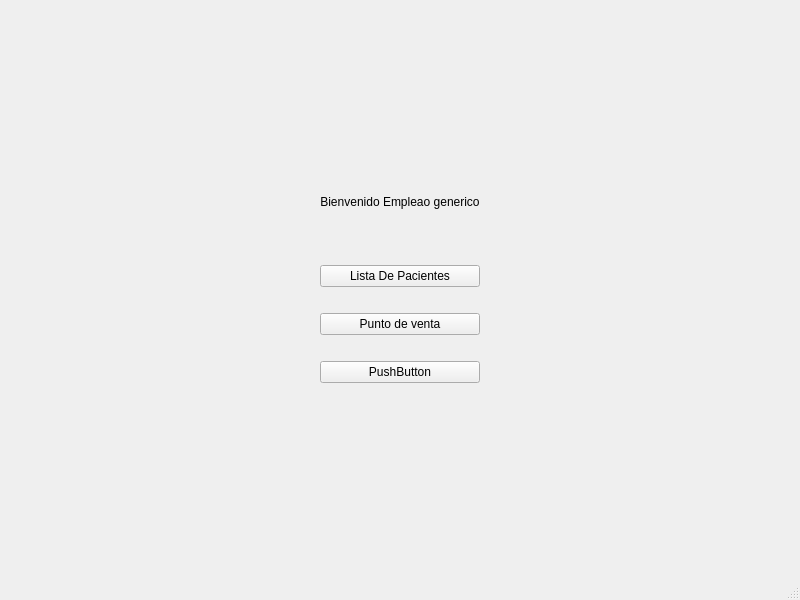
Matapuercos666/Optica_Jardines, file OPTICA/Empleados.ui: the form before one commit.
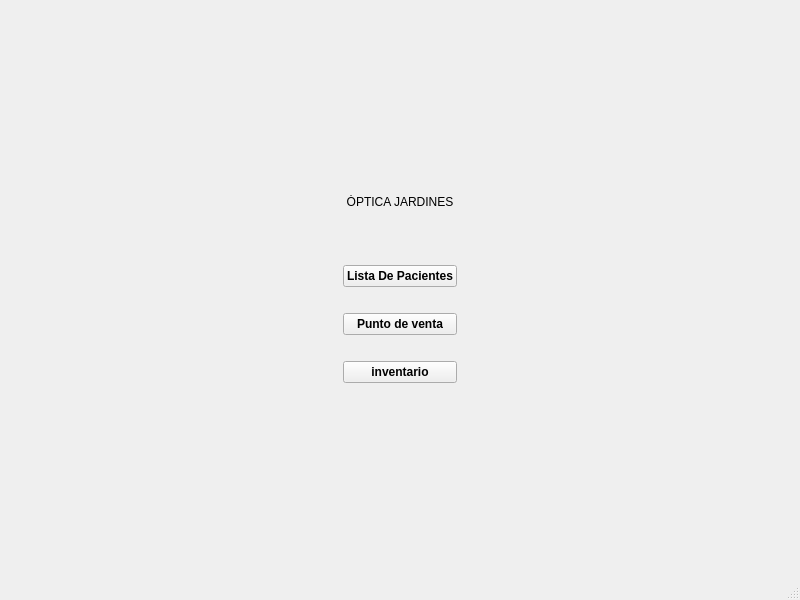
The form after the commit.

Commit message: Se empiezan a cambiar los estilos a la interfaz

Patch:
```diff
--- a/OPTICA/Empleados.ui
+++ b/OPTICA/Empleados.ui
@@ -34,7 +34,7 @@
     <item row="1" column="1">
      <widget class="QLabel" name="label">
       <property name="text">
-       <string>Bienvenido Empleao generico</string>
+       <string>ÓPTICA JARDINES</string>
       </property>
       <property name="alignment">
        <set>Qt::AlignmentFlag::AlignBottom|Qt::AlignmentFlag::AlignHCenter</set>
@@ -77,6 +77,12 @@
      <layout class="QVBoxLayout" name="verticalLayout">
       <item>
        <widget class="QPushButton" name="pushButton">
+        <property name="font">
+         <font>
+          <family>Arial</family>
+          <bold>true</bold>
+         </font>
+        </property>
         <property name="text">
          <string>Lista De Pacientes</string>
         </property>
@@ -120,8 +126,14 @@
      <layout class="QVBoxLayout" name="verticalLayout_3">
       <item>
        <widget class="QPushButton" name="pushButton_3">
+        <property name="font">
+         <font>
+          <family>Arial</family>
+          <bold>true</bold>
+         </font>
+        </property>
         <property name="text">
-         <string>PushButton</string>
+         <string>inventario</string>
         </property>
        </widget>
       </item>
@@ -131,6 +143,12 @@
      <layout class="QVBoxLayout" name="verticalLayout_2">
       <item>
        <widget class="QPushButton" name="pushButton_2">
+        <property name="font">
+         <font>
+          <family>Arial</family>
+          <bold>true</bold>
+         </font>
+        </property>
         <property name="text">
          <string>Punto de venta</string>
         </property>
```
Left out of the diff: 2 changed lines with no effect on the pictures. The commit also changes 6 other files.
